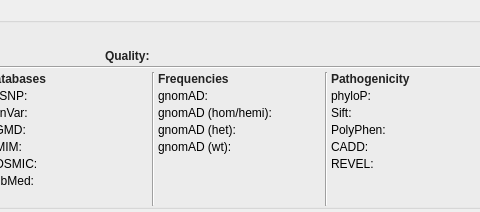
Old version of the form src/GSvar/VariantDetailsDockWidget.ui in the repository imgag/ngs-bits; both pictures show x 364 to 844 and y 0 to 212 of the 1380 by 212 pixel window.
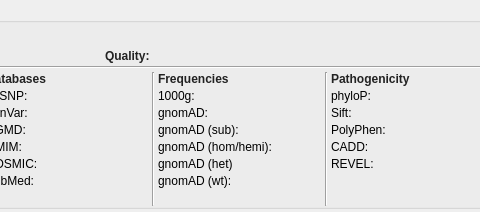
New version of the form. Icons and pictures are not drawn.

Patch:
```diff
--- a/src/GSvar/VariantDetailsDockWidget.ui
+++ b/src/GSvar/VariantDetailsDockWidget.ui
@@ -1082,66 +1082,14 @@
           <property name="spacing">
            <number>3</number>
           </property>
-          <item row="1" column="0">
-           <widget class="QLabel" name="label_gnomad">
-            <property name="sizePolicy">
-             <sizepolicy hsizetype="Fixed" vsizetype="Preferred">
-              <horstretch>0</horstretch>
-              <verstretch>0</verstretch>
-             </sizepolicy>
-            </property>
-            <property name="text">
-             <string>gnomAD:</string>
-            </property>
-            <property name="alignment">
-             <set>Qt::AlignLeading|Qt::AlignLeft|Qt::AlignTop</set>
-            </property>
-           </widget>
-          </item>
-          <item row="2" column="0">
-           <widget class="QLabel" name="label_gnomad_hom_hemi">
-            <property name="sizePolicy">
-             <sizepolicy hsizetype="Fixed" vsizetype="Preferred">
-              <horstretch>0</horstretch>
-              <verstretch>0</verstretch>
-             </sizepolicy>
-            </property>
-            <property name="text">
-             <string>gnomAD (hom/hemi):</string>
-            </property>
-            <property name="alignment">
-             <set>Qt::AlignLeading|Qt::AlignLeft|Qt::AlignTop</set>
-            </property>
-           </widget>
-          </item>
-          <item row="2" column="1">
-           <widget class="QLabel" name="gnomad_hom_hemi">
-            <property name="sizePolicy">
-             <sizepolicy hsizetype="Expanding" vsizetype="Preferred">
-              <horstretch>0</horstretch>
-              <verstretch>0</verstretch>
-             </sizepolicy>
-            </property>
-            <property name="minimumSize">
-             <size>
-              <width>0</width>
-              <height>0</height>
-             </size>
-            </property>
-            <property name="text">
-             <string/>
-            </property>
-           </widget>
-          </item>
-          <item row="3" column="0">
-           <widget class="QLabel" name="label_gnomad_het">
-            <property name="text">
-             <string>gnomAD (het):</string>
-            </property>
-           </widget>
-          </item>
           <item row="3" column="1">
-           <widget class="QLabel" name="gnomad_het">
+           <widget class="QLabel" name="gnomad_sub">
+            <property name="sizePolicy">
+             <sizepolicy hsizetype="Expanding" vsizetype="Preferred">
+              <horstretch>0</horstretch>
+              <verstretch>0</verstretch>
+             </sizepolicy>
+            </property>
             <property name="minimumSize">
              <size>
               <width>0</width>
@@ -1159,8 +1107,38 @@
             </property>
            </widget>
           </item>
+          <item row="3" column="0">
+           <widget class="QLabel" name="label_gnomad_sub">
+            <property name="sizePolicy">
+             <sizepolicy hsizetype="Fixed" vsizetype="Preferred">
+              <horstretch>0</horstretch>
+              <verstretch>0</verstretch>
+             </sizepolicy>
+            </property>
+            <property name="text">
+             <string>gnomAD (sub):</string>
+            </property>
+            <property name="alignment">
+             <set>Qt::AlignLeading|Qt::AlignLeft|Qt::AlignTop</set>
+            </property>
+           </widget>
+          </item>
+          <item row="6" column="0">
+           <widget class="QLabel" name="label_gnomad_wt">
+            <property name="text">
+             <string>gnomAD (wt):</string>
+            </property>
+           </widget>
+          </item>
+          <item row="6" column="1">
+           <widget class="QLabel" name="gnomad_wt">
+            <property name="text">
+             <string/>
+            </property>
+           </widget>
+          </item>
           <item row="1" column="1">
-           <widget class="QLabel" name="gnomad">
+           <widget class="QLabel" name="tg">
             <property name="sizePolicy">
              <sizepolicy hsizetype="Expanding" vsizetype="Preferred">
               <horstretch>0</horstretch>
@@ -1181,14 +1159,26 @@
             </property>
            </widget>
           </item>
-          <item row="0" column="0" colspan="2">
-           <widget class="QLabel" name="label_15">
+          <item row="4" column="1">
+           <widget class="QLabel" name="gnomad_hom_hemi">
+            <property name="sizePolicy">
+             <sizepolicy hsizetype="Expanding" vsizetype="Preferred">
+              <horstretch>0</horstretch>
+              <verstretch>0</verstretch>
+             </sizepolicy>
+            </property>
+            <property name="minimumSize">
+             <size>
+              <width>0</width>
+              <height>0</height>
+             </size>
+            </property>
             <property name="text">
-             <string>&lt;html&gt;&lt;head/&gt;&lt;body&gt;&lt;p&gt;&lt;span style=&quot; font-weight:600; color:#222222;&quot;&gt;Frequencies&lt;/span&gt;&lt;/p&gt;&lt;/body&gt;&lt;/html&gt;</string>
+             <string/>
             </property>
            </widget>
           </item>
-          <item row="5" column="0">
+          <item row="7" column="0">
            <spacer name="verticalSpacer_4">
             <property name="orientation">
              <enum>Qt::Vertical</enum>
@@ -1201,15 +1191,95 @@
             </property>
            </spacer>
           </item>
+          <item row="0" column="0" colspan="2">
+           <widget class="QLabel" name="label_15">
+            <property name="text">
+             <string>&lt;html&gt;&lt;head/&gt;&lt;body&gt;&lt;p&gt;&lt;span style=&quot; font-weight:600; color:#222222;&quot;&gt;Frequencies&lt;/span&gt;&lt;/p&gt;&lt;/body&gt;&lt;/html&gt;</string>
+            </property>
+           </widget>
+          </item>
+          <item row="2" column="1">
+           <widget class="QLabel" name="gnomad">
+            <property name="sizePolicy">
+             <sizepolicy hsizetype="Expanding" vsizetype="Preferred">
+              <horstretch>0</horstretch>
+              <verstretch>0</verstretch>
+             </sizepolicy>
+            </property>
+            <property name="minimumSize">
+             <size>
+              <width>0</width>
+              <height>0</height>
+             </size>
+            </property>
+            <property name="contextMenuPolicy">
+             <enum>Qt::CustomContextMenu</enum>
+            </property>
+            <property name="text">
+             <string/>
+            </property>
+            <property name="textInteractionFlags">
+             <set>Qt::LinksAccessibleByMouse|Qt::TextSelectableByMouse</set>
+            </property>
+           </widget>
+          </item>
+          <item row="1" column="0">
+           <widget class="QLabel" name="label_tg">
+            <property name="sizePolicy">
+             <sizepolicy hsizetype="Fixed" vsizetype="Preferred">
+              <horstretch>0</horstretch>
+              <verstretch>0</verstretch>
+             </sizepolicy>
+            </property>
+            <property name="text">
+             <string>1000g:</string>
+            </property>
+            <property name="alignment">
+             <set>Qt::AlignLeading|Qt::AlignLeft|Qt::AlignTop</set>
+            </property>
+           </widget>
+          </item>
           <item row="4" column="0">
-           <widget class="QLabel" name="label_8">
+           <widget class="QLabel" name="label_gnomad_hom_hemi">
+            <property name="sizePolicy">
+             <sizepolicy hsizetype="Fixed" vsizetype="Preferred">
+              <horstretch>0</horstretch>
+              <verstretch>0</verstretch>
+             </sizepolicy>
+            </property>
             <property name="text">
-             <string>gnomAD (wt):</string>
+             <string>gnomAD (hom/hemi):</string>
             </property>
+            <property name="alignment">
+             <set>Qt::AlignLeading|Qt::AlignLeft|Qt::AlignTop</set>
+            </property>
            </widget>
           </item>
-          <item row="4" column="1">
-           <widget class="QLabel" name="label_gnomad_wt">
+          <item row="2" column="0">
+           <widget class="QLabel" name="label_gnomad">
+            <property name="sizePolicy">
+             <sizepolicy hsizetype="Fixed" vsizetype="Preferred">
+              <horstretch>0</horstretch>
+              <verstretch>0</verstretch>
+             </sizepolicy>
+            </property>
+            <property name="text">
+             <string>gnomAD:</string>
+            </property>
+            <property name="alignment">
+             <set>Qt::AlignLeading|Qt::AlignLeft|Qt::AlignTop</set>
+            </property>
+           </widget>
+          </item>
+          <item row="5" column="0">
+           <widget class="QLabel" name="label_gnomad_het">
+            <property name="text">
+             <string>gnomAD (het)</string>
+            </property>
+           </widget>
+          </item>
+          <item row="5" column="1">
+           <widget class="QLabel" name="gnomad_het">
             <property name="text">
              <string/>
             </property>
```
Left out of the diff: 6 changed lines with no effect on the pictures.
